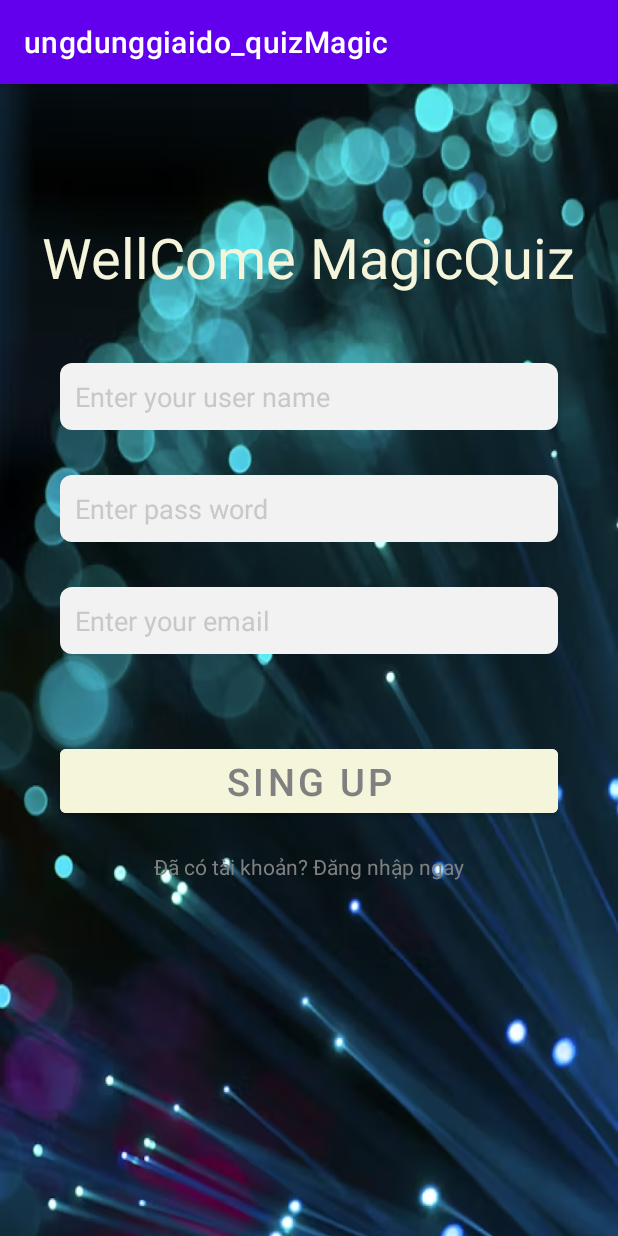
After one commit to haodangthe/ungdunggiaido_quizMagic, an Android app: the RegisterActivity screen opened directly, with no data from a screen before it, on a phone screen of 412 x 824 dp. The commit adds this screen. Run offline under Robolectric (Android 15) with nearby library versions, the phone set to English and light mode, and no system bars.

Commit message:
haodtph28644- updateLayout Login,regis,getstart

```diff
--- /dev/null
+++ b/app/src/main/java/com/example/ungdunggiaido_quizmagic/RegisterActivity.java
@@ -0,0 +1,51 @@
+package com.example.ungdunggiaido_quizmagic;
+
+import androidx.appcompat.app.AppCompatActivity;
+
+import android.content.Intent;
+import android.os.Bundle;
+import android.view.View;
+import android.widget.EditText;
+import android.widget.Toast;
+
+public class RegisterActivity extends AppCompatActivity {
+
+    private EditText editTextUsernameRegister;
+    private EditText editTextPasswordRegister;
+    private EditText editTextEmailRegister;
+
+
+    @Override
+    protected void onCreate(Bundle savedInstanceState) {
+        super.onCreate(savedInstanceState);
+        setContentView(R.layout.activity_register);
+
+        editTextUsernameRegister = findViewById(R.id.editTextUsernameRegister);
+        editTextPasswordRegister = findViewById(R.id.editTextPasswordRegister);
+        editTextEmailRegister =findViewById(R.id.editTextEmailRegister);
+
+    }
+
+    public void register(View view) {
+        String username = editTextUsernameRegister.getText().toString().trim();
+        String password = editTextPasswordRegister.getText().toString().trim();
+        String email = editTextEmailRegister.getText().toString().trim();
+
+        // Kiểm tra tên người dùng và mật khẩu ,email
+        if (username.isEmpty() || password.isEmpty() || email.isEmpty()) {
+            Toast.makeText(this, "Vui lòng nhập tên người dùng và mật khẩu", Toast.LENGTH_SHORT).show();
+        } else {
+            // Thực hiện logic đăng ký
+            // Ví dụ: thêm thông tin đăng ký vào cơ sở dữ liệu, lưu trữ tài khoản mới, vv...
+
+            Intent intent = new Intent(this, LoginActivity.class);
+            startActivity(intent);
+            finish(); // Đóng màn hình đăng ký sau khi chuyển về màn hình đăng nhập
+        }
+    }
+
+    public void goToLogin(View view) {
+        Intent intent = new Intent(this, LoginActivity.class);
+        startActivity(intent);
+    }
+}
--- /dev/null
+++ b/app/src/main/res/drawable/btn_bg.xml
@@ -0,0 +1,5 @@
+<shape xmlns:android="http://schemas.android.com/apk/res/android"
+    android:shape="rectangle">
+    <solid android:color="#009688"/>
+    <corners android:radius="8dp"/>
+</shape>
--- /dev/null
+++ b/app/src/main/res/drawable/edit_text_bg.xml
@@ -0,0 +1,5 @@
+<shape xmlns:android="http://schemas.android.com/apk/res/android"
+    android:shape="rectangle">
+    <solid android:color="#f2f2f2"/>
+    <corners android:radius="8dp"/>
+</shape>
--- /dev/null
+++ b/app/src/main/res/layout/activity_register.xml
@@ -0,0 +1,84 @@
+<?xml version="1.0" encoding="utf-8"?>
+<RelativeLayout xmlns:android="http://schemas.android.com/apk/res/android"
+    xmlns:tools="http://schemas.android.com/tools"
+    android:id="@+id/register_layout"
+    android:layout_width="match_parent"
+    android:layout_height="match_parent"
+    android:background="@drawable/img"
+    tools:context=".RegisterActivity">
+
+    <TextView
+        android:id="@+id/textViewWellcome"
+        android:layout_width="wrap_content"
+        android:layout_height="wrap_content"
+        android:layout_centerHorizontal="true"
+        android:layout_marginTop="90dp"
+        android:text="WellCome MagicQuiz"
+        android:textSize="37dp"
+        android:textColor="@color/pink"
+        />
+
+    <EditText
+        android:id="@+id/editTextUsernameRegister"
+        android:layout_width="match_parent"
+        android:layout_height="wrap_content"
+        android:layout_below="@id/textViewWellcome"
+        android:layout_marginStart="40dp"
+        android:layout_marginTop="45dp"
+        android:layout_marginEnd="40dp"
+        android:background="@drawable/edit_text_bg"
+        android:hint="Enter your user name"
+        android:padding="10dp"
+        android:textColorHint="#C8C8C8" />
+
+    <EditText
+        android:id="@+id/editTextPasswordRegister"
+        android:layout_width="match_parent"
+        android:layout_height="wrap_content"
+        android:layout_below="@id/editTextUsernameRegister"
+        android:layout_marginStart="40dp"
+        android:layout_marginEnd="40dp"
+        android:layout_marginTop="30dp"
+        android:background="@drawable/edit_text_bg"
+        android:hint="Enter pass word"
+        android:textColorHint="#C8C8C8"
+        android:inputType="textPassword"
+        android:padding="10dp" />
+
+    <EditText
+        android:id="@+id/editTextEmailRegister"
+        android:layout_width="match_parent"
+        android:layout_height="wrap_content"
+        android:layout_below="@id/editTextPasswordRegister"
+        android:layout_marginStart="40dp"
+        android:layout_marginTop="30dp"
+        android:layout_marginEnd="40dp"
+        android:background="@drawable/edit_text_bg"
+        android:hint="Enter your email"
+        android:textColorHint="#C8C8C8"
+        android:inputType="textPassword"
+        android:padding="10dp" />
+
+    <Button
+        android:id="@+id/buttonRegister"
+        android:layout_width="match_parent"
+        android:layout_height="wrap_content"
+        android:layout_below="@id/editTextPasswordRegister"
+        android:layout_marginStart="40dp"
+        android:layout_marginTop="132dp"
+        android:layout_marginEnd="40dp"
+        android:backgroundTint="@color/pink"
+        android:text="Sing Up"
+        android:textColor="@color/gray"
+        android:textSize="25dp" />
+
+    <TextView
+        android:id="@+id/textViewLogin"
+        android:layout_width="wrap_content"
+        android:layout_height="wrap_content"
+        android:layout_below="@id/buttonRegister"
+        android:layout_centerHorizontal="true"
+        android:layout_marginTop="20dp"
+        android:text="Đã có tài khoản? Đăng nhập ngay"
+        android:textColor="@color/gray" />
+</RelativeLayout>
--- a/app/src/main/res/layout/fragment_doi_thuong.xml
+++ b/app/src/main/res/layout/fragment_doi_thuong.xml
@@ -136,13 +136,13 @@
                 android:textColor="@color/black"
                 android:layout_margin="10dp"
                 />
+
             <androidx.recyclerview.widget.RecyclerView
                 android:layout_width="match_parent"
                 android:layout_height="match_parent"
-                tools:listitem="@layout/item_qua_tang"
+                app:layoutManager="androidx.recyclerview.widget.GridLayoutManager"
                 app:spanCount="2"
-                app:layoutManager="androidx.recyclerview.widget.GridLayoutManager"
-                />
+                tools:listitem="@layout/item_qua_tang" />
         </LinearLayout>
     </ScrollView>
 </FrameLayout>
--- a/app/src/main/res/values/colors.xml
+++ b/app/src/main/res/values/colors.xml
@@ -6,5 +6,14 @@
     <color name="teal_200">#FF03DAC5</color>
     <color name="teal_700">#FF018786</color>
     <color name="black">#FF000000</color>
-    <color name="white">#FFFFFFFF</color>
+    <color name="colorPrimary">#6200EE</color>
+    <color name="colorPrimaryDark">#3700B3</color>
+    <color name="colorAccent">#03DAC5</color>
+    <color name="white">#ffffff</color>
+    <color name="gray">#808080</color>
+    <color name="light_gray">#c0c0c0</color>
+    <color name="red">#FF0000</color>
+    <color name="pink">#F5F5DC</color>
+    <color name="yellow">#FFFF00</color>
+
 </resources>
--- a/build.gradle
+++ b/build.gradle
@@ -1,5 +1,5 @@
 // Top-level build file where you can add configuration options common to all sub-projects/modules.
 plugins {
-    id 'com.android.application' version '8.0.2' apply false
-    id 'com.android.library' version '8.0.2' apply false
+    id 'com.android.application' version '7.4.1' apply false
+    id 'com.android.library' version '7.4.1' apply false
 }
```
Also changed, not shown: app/src/main/AndroidManifest.xml (+11 -0 lines), app/src/main/java/com/example/ungdunggiaido_quizmagic/GetStartActivity.java (added, +31 -0 lines), app/src/main/java/com/example/ungdunggiaido_quizmagic/LoginActivity.java (added, +50 -0 lines), app/src/main/res/layout/activity_get_start.xml (added, +49 -0 lines), app/src/main/res/layout/activity_login.xml (added, +82 -0 lines), app/src/main/res/values/styles.xml (added, +9 -0 lines), app/src/main/res/drawable/img.png (added), app/src/main/res/drawable/img_1.png (added), app/src/main/res/drawable/img_2.png (added).
